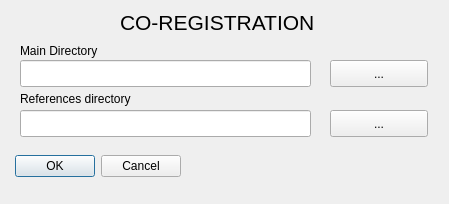
SENSUM-project/sensum_rs_qgis, file uis/ui_coregistration.ui: the form before one commit.
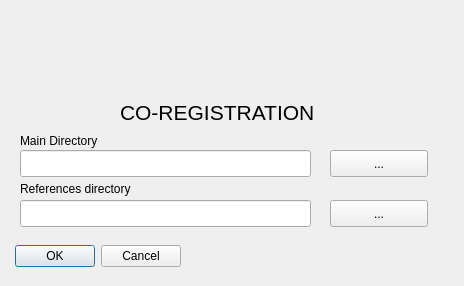
The form after the commit. Icons and pictures are not drawn.

Commit message: Added Logos and new footprints version

Patch:
```diff
--- a/uis/ui_coregistration.ui
+++ b/uis/ui_coregistration.ui
@@ -6,20 +6,20 @@
    <rect>
     <x>0</x>
     <y>0</y>
-    <width>449</width>
-    <height>204</height>
+    <width>464</width>
+    <height>286</height>
    </rect>
   </property>
   <property name="minimumSize">
    <size>
-    <width>449</width>
-    <height>204</height>
+    <width>464</width>
+    <height>286</height>
    </size>
   </property>
   <property name="maximumSize">
    <size>
-    <width>449</width>
-    <height>204</height>
+    <width>464</width>
+    <height>286</height>
    </size>
   </property>
   <property name="windowTitle">
@@ -29,7 +29,7 @@
    <property name="geometry">
     <rect>
      <x>10</x>
-     <y>150</y>
+     <y>240</y>
      <width>171</width>
      <height>32</height>
     </rect>
@@ -45,7 +45,7 @@
    <property name="geometry">
     <rect>
      <x>20</x>
-     <y>110</y>
+     <y>200</y>
      <width>291</width>
      <height>27</height>
     </rect>
@@ -55,7 +55,7 @@
    <property name="geometry">
     <rect>
      <x>20</x>
-     <y>90</y>
+     <y>180</y>
      <width>131</width>
      <height>17</height>
     </rect>
@@ -68,7 +68,7 @@
    <property name="geometry">
     <rect>
      <x>330</x>
-     <y>110</y>
+     <y>200</y>
      <width>98</width>
      <height>27</height>
     </rect>
@@ -81,7 +81,7 @@
    <property name="geometry">
     <rect>
      <x>20</x>
-     <y>42</y>
+     <y>132</y>
      <width>191</width>
      <height>17</height>
     </rect>
@@ -94,7 +94,7 @@
    <property name="geometry">
     <rect>
      <x>330</x>
-     <y>60</y>
+     <y>150</y>
      <width>98</width>
      <height>27</height>
     </rect>
@@ -107,7 +107,7 @@
    <property name="geometry">
     <rect>
      <x>20</x>
-     <y>60</y>
+     <y>150</y>
      <width>291</width>
      <height>27</height>
     </rect>
@@ -117,7 +117,7 @@
    <property name="geometry">
     <rect>
      <x>120</x>
-     <y>10</y>
+     <y>100</y>
      <width>201</width>
      <height>21</height>
     </rect>
@@ -126,6 +126,54 @@
     <string>&lt;html&gt;&lt;head/&gt;&lt;body&gt;&lt;p&gt;&lt;span style=&quot; font-size:16pt;&quot;&gt;CO-REGISTRATION&lt;/span&gt;&lt;/p&gt;&lt;/body&gt;&lt;/html&gt;</string>
    </property>
   </widget>
+  <widget class="QLabel" name="logo_unipv">
+   <property name="geometry">
+    <rect>
+     <x>360</x>
+     <y>20</y>
+     <width>61</width>
+     <height>61</height>
+    </rect>
+   </property>
+   <property name="text">
+    <string/>
+   </property>
+   <property name="pixmap">
+    <pixmap>unipv.png</pixmap>
+   </property>
+  </widget>
+  <widget class="QLabel" name="logo_eucentre">
+   <property name="geometry">
+    <rect>
+     <x>160</x>
+     <y>30</y>
+     <width>181</width>
+     <height>41</height>
+    </rect>
+   </property>
+   <property name="text">
+    <string/>
+   </property>
+   <property name="pixmap">
+    <pixmap>eucentre.png</pixmap>
+   </property>
+  </widget>
+  <widget class="QLabel" name="logo_sensum">
+   <property name="geometry">
+    <rect>
+     <x>30</x>
+     <y>40</y>
+     <width>101</width>
+     <height>21</height>
+    </rect>
+   </property>
+   <property name="text">
+    <string/>
+   </property>
+   <property name="pixmap">
+    <pixmap>sensum.png</pixmap>
+   </property>
+  </widget>
  </widget>
  <resources/>
  <connections>
```
The commit also changes 32 other files.
